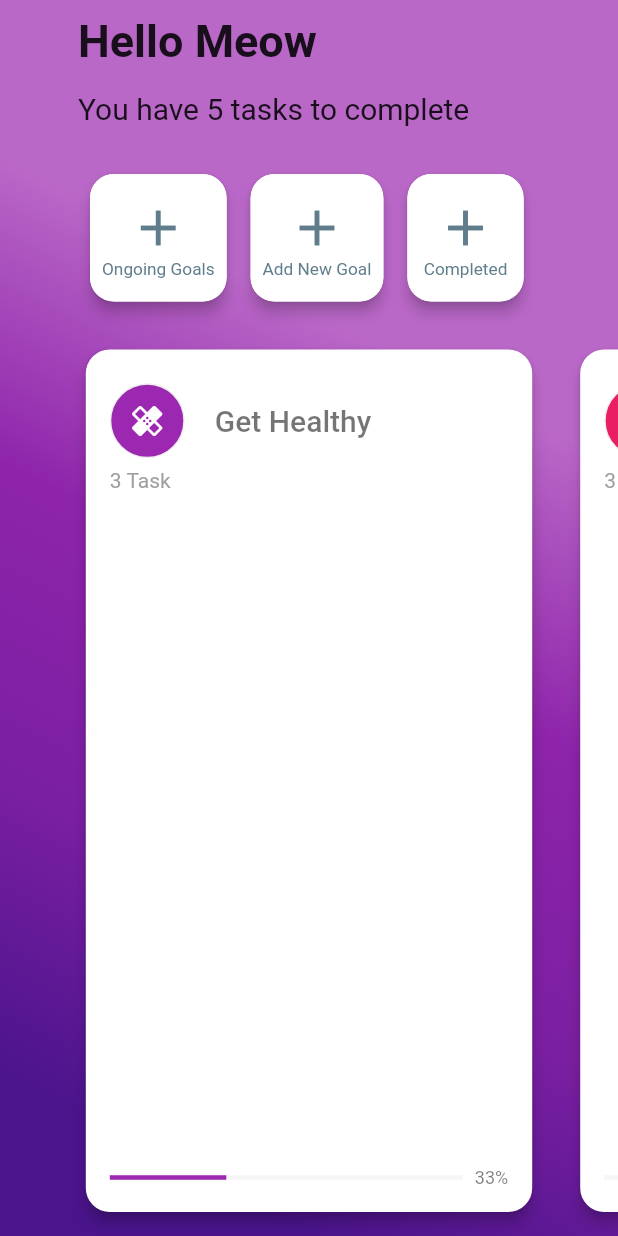
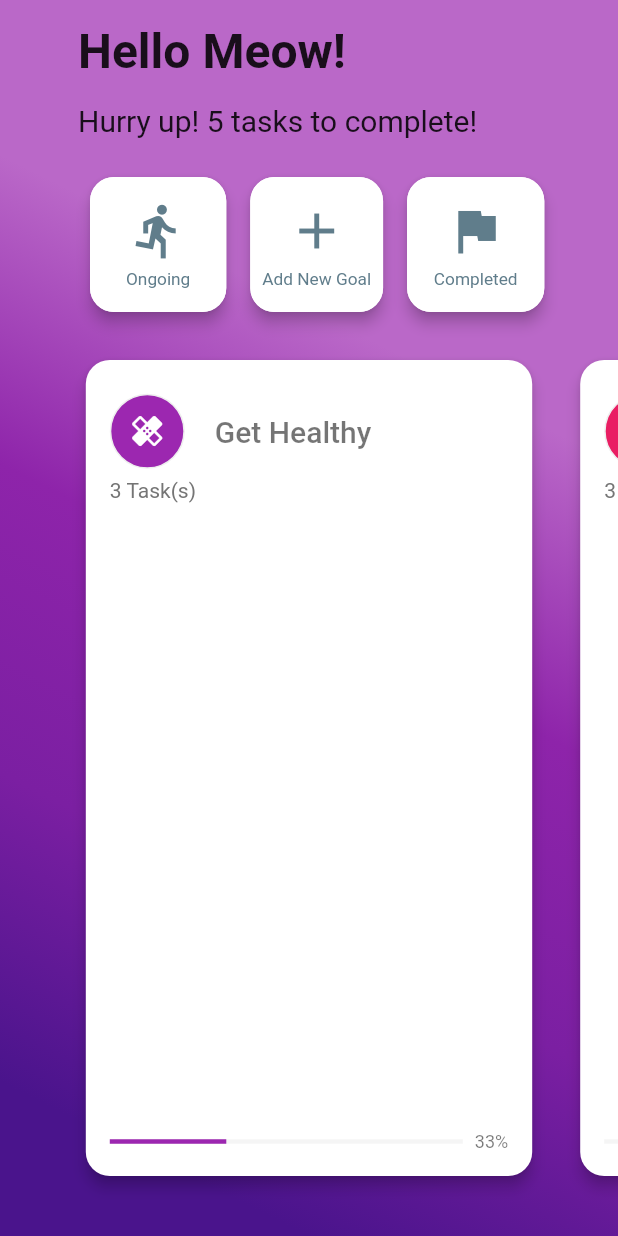
Before and after one commit to NTU-AY2020-DIP-Group-8/gogogoals, a Flutter app: the MyHomePage screen opened directly, on a phone screen of 412 x 824 dp. Run offline on Flutter 3.47's test engine with Material 2 defaults, Android fonts, the phone set to English and light mode, and no system bars; our stand-ins replace flutter_colorpicker, flutter_slider_drawer, flutter_svg, liquid_progress_indicator, sqflite; accounts and stored records are empty; generated files the repository leaves out were written again.

Commit message:
complete/ongoing 1

```diff
--- a/lib/pages/main/main_page.dart
+++ b/lib/pages/main/main_page.dart
@@ -9,10 +9,12 @@ import '../../pages/login_page.dart';
 import '../../scopedmodel/todo_list_model.dart';
 import '../../utils/color_utils.dart';
 import 'package:scoped_model/scoped_model.dart';
-
+import 'package:liquid_progress_indicator/liquid_progress_indicator.dart';
 import '../../components/gradient_background.dart';
 import 'add_task_screen.dart';
+import 'completed_screen.dart';
 import 'detail_screen.dart';
+import 'ongoing_screen.dart';
 
 class MainScreen extends StatelessWidget {
   @override
@@ -116,7 +118,7 @@ class _MyHomePageState extends State<MyHomePage>
             centerTitle: true,
             elevation: 0.0,
             backgroundColor: Colors.transparent,
-            toolbarHeight: 10,
+            toolbarHeight: 15,
             // actions: [
             //   PopupMenuButton<Choice>(
             //     onSelected: (choice) {
@@ -155,10 +157,10 @@ class _MyHomePageState extends State<MyHomePage>
                           children: <Widget>[
                             Container(
                               margin: EdgeInsets.only(top: 0.0),
-                              child: Text("Hello Meow",
+                              child: Text("Hello Meow!",
                                   style: TextStyle(
                                       fontWeight: FontWeight.bold,
-                                      fontSize: 30)),
+                                      fontSize: 32)),
                             ),
                             // ShadowImage(),
                             // Container(
@@ -178,7 +180,7 @@ class _MyHomePageState extends State<MyHomePage>
                             // ),
                             Container(height: 16.0),
                             Text(
-                              'You have ${_todos.where((todo) => todo.isCompleted == 0).length} tasks to complete',
+                              'Hurry up! ${_todos.where((todo) => todo.isCompleted == 0).length} tasks to complete!',
                               style: TextStyle(fontSize: 20),
                               //  Theme.of(context).textTheme.body1.copyWith(
                               //     color: Colors.white.withOpacity(0.7)),
@@ -186,7 +188,7 @@ class _MyHomePageState extends State<MyHomePage>
                               // )
                             ),
                             Container(
-                              height: 16.0,
+                              height: 10.0,
                             ),
                             Row(children: [
                               Container(
@@ -260,8 +262,8 @@ class _MyHomePageState extends State<MyHomePage>
                         ),
                       ),
                       Container(
-                          //margin: EdgeInsets.only(bottom: 32.0),
-                          ),
+                        margin: EdgeInsets.only(bottom: 24.0),
+                      ),
                     ],
                   ),
                 ),
@@ -295,28 +297,28 @@ class currentgoalCard extends StatelessWidget {
         color: Colors.white,
         child: InkWell(
           onTap: () {
-            // Navigator.push(
-            //   context,
-            //   MaterialPageRoute(
-            //     builder: (context) => AddTaskScreen(),
-            //   ),
-            // );
+            Navigator.push(
+              context,
+              MaterialPageRoute(
+                builder: (context) => OngoingScreen(),
+              ),
+            );
           },
           child: Padding(
-            padding: EdgeInsets.symmetric(vertical: 16.0, horizontal: 8.0),
+            padding: EdgeInsets.symmetric(vertical: 16.0, horizontal: 24.0),
             child: Column(
               mainAxisAlignment: MainAxisAlignment.center,
               children: [
                 Icon(
-                  Icons.add,
+                  Icons.directions_run,
                   size: 40.0,
                   color: color,
                 ),
                 Container(
-                  height: 0.0,
+                  height: 5.0,
                 ),
                 Text(
-                  'Ongoing Goals',
+                  'Ongoing',
                   style: TextStyle(color: color, fontSize: 11.5),
                 ),
               ],
@@ -350,8 +352,8 @@ class AddPageCard extends StatelessWidget {
               context,
               MaterialPageRoute(
                 builder: (context) {
-                      return AddTaskScreen();
-                    },
+                  return AddTaskScreen();
+                },
               ),
             );
           },
@@ -366,7 +368,7 @@ class AddPageCard extends StatelessWidget {
                   color: color,
                 ),
                 Container(
-                  height: 0.0,
+                  height: 5.0,
                 ),
                 Text(
                   'Add New Goal',
@@ -400,25 +402,25 @@ class completedgoalCard extends StatelessWidget {
         color: Colors.white,
         child: InkWell(
           onTap: () {
-            // Navigator.push(
-            //   context,
-            //   MaterialPageRoute(
-            //     builder: (context) => AddTaskScreen(),
-            //   ),
-            // );
+            Navigator.push(
+              context,
+              MaterialPageRoute(
+                builder: (context) => CompletedScreen(),
+              ),
+            );
           },
           child: Padding(
-            padding: EdgeInsets.symmetric(vertical: 16.0, horizontal: 8.0),
+            padding: EdgeInsets.symmetric(vertical: 16.0, horizontal: 15.0),
             child: Column(
               mainAxisAlignment: MainAxisAlignment.center,
               children: [
                 Icon(
-                  Icons.add,
+                  Icons.flag,
                   size: 40.0,
                   color: color,
                 ),
                 Container(
-                  height: 0.0,
+                  height: 5.0,
                 ),
                 Text(
                   ' Completed ',
@@ -464,7 +466,6 @@ class TaskCard extends StatelessWidget {
         var bottomOffset = 60.0;
         var horizontalOffset = 52.0;
         var topOffset = MediaQuery.of(context).size.height - backDropHeight;
-
         var rect = RelativeRect.fromLTRB(
             horizontalOffset, topOffset, horizontalOffset, bottomOffset);
         Navigator.push(
@@ -509,7 +510,6 @@ class TaskCard extends StatelessWidget {
                     ),
                     // Spacer(
                     //   flex: 8,
-
                     // ),
                     Container(
                       padding: EdgeInsets.all(20.0),
@@ -528,11 +528,11 @@ class TaskCard extends StatelessWidget {
                 child: Hero(
                   tag: heroIds.remainingTaskId,
                   child: Text(
-                    "${getTotalTodos(task)} Task",
+                    "${getTotalTodos(task)} Task(s)",
                     style: Theme.of(context)
                         .textTheme
                         .body1
-                        .copyWith(color: Colors.grey[500]),
+                        .copyWith(color: Colors.grey[600]),
                   ),
                 ),
               ),
--- a/pubspec.yaml
+++ b/pubspec.yaml
@@ -31,6 +31,7 @@ dependencies:
   path_provider: ^0.5.0+1
   flutter_slider_drawer: ^1.0.3
   flutter_colorpicker: ^0.2.1
+  liquid_progress_indicator: ^0.3.2
 
   # The following adds the Cupertino Icons font to your application.
   # Use with the CupertinoIcons class for iOS style icons.
```
Also changed, not shown: lib/pages/main/completed_screen.dart (+9 -132 lines), lib/pages/main/ongoing_screen.dart (+59 -0 lines), lib/pages/profile.dart (+12 -8 lines), lib/scopedmodel/todo_list_model.dart (+7 -5 lines), lib/pages/main/complete_screen.dart (deleted), pubspec.lock.
